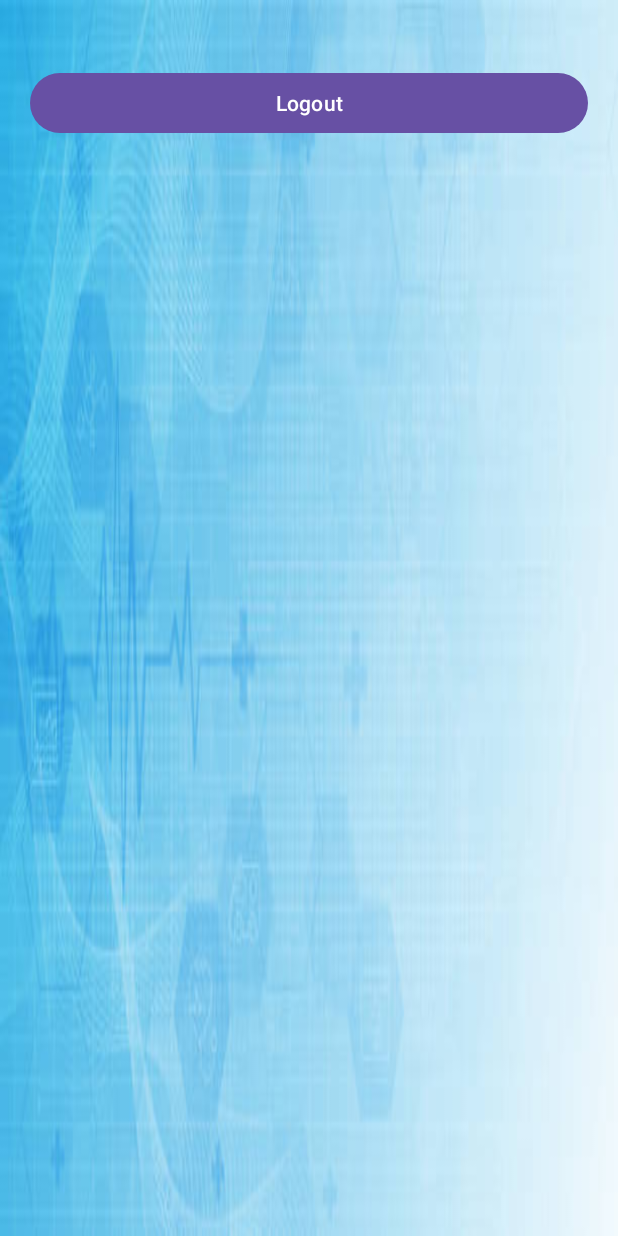
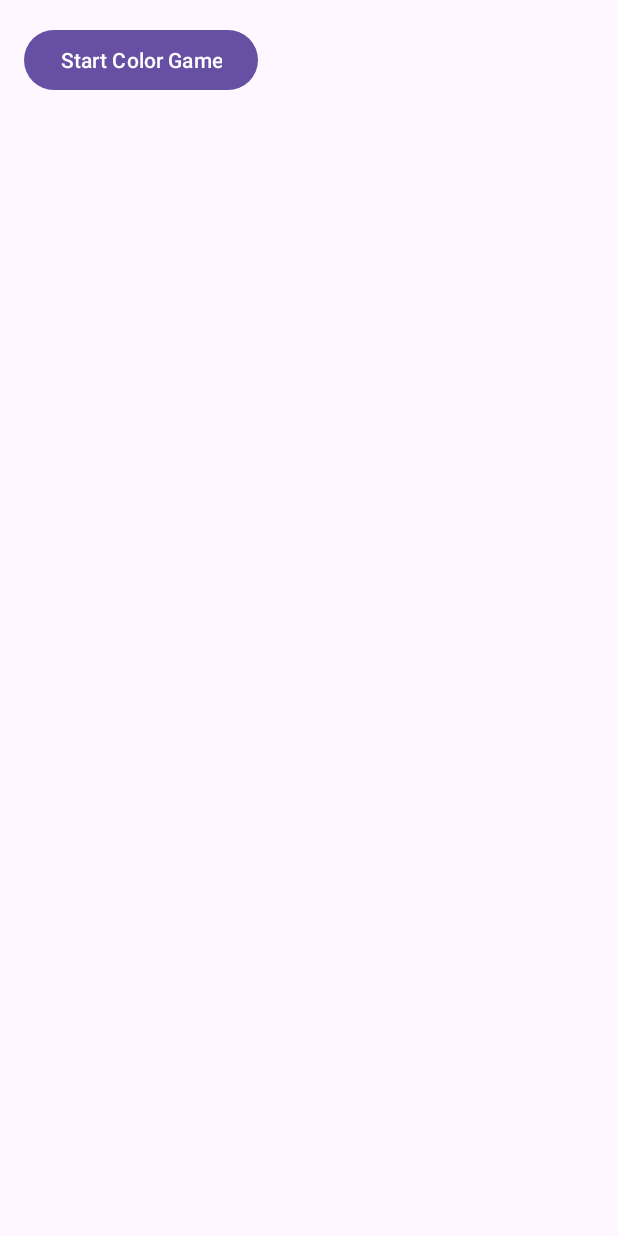
Before and after one commit to SaskPolytechBIS/Vortex_05, an Android app: the layout activity_profile.xml on its own in the app's theme, with its tools: preview values and no code run, on a phone screen of 412 x 824 dp. Run offline under Robolectric (Android 15) with nearby library versions, the light colour scheme and no system bars.

Commit message:
neurocycle game

```diff
--- a/MS.UserProfile/app/src/main/java/com/example/msuserprofile/MainActivity.java
+++ b/MS.UserProfile/app/src/main/java/com/example/msuserprofile/MainActivity.java
@@ -1,4 +1,6 @@
 package com.example.msuserprofile;
+
+
 
 
 
--- a/MS.UserProfile/app/src/main/res/layout/activity_profile.xml
+++ b/MS.UserProfile/app/src/main/res/layout/activity_profile.xml
@@ -1,25 +1,17 @@
-<ScrollView xmlns:android="http://schemas.android.com/apk/res/android"
+<?xml version="1.0" encoding="utf-8"?>
+<LinearLayout xmlns:android="http://schemas.android.com/apk/res/android"
     android:layout_width="match_parent"
     android:layout_height="match_parent"
-    android:background="@drawable/ms"
-    android:padding="20dp">
+    android:orientation="vertical"
+    android:padding="16dp">
 
-    <LinearLayout
-        android:layout_width="match_parent"
+    <!-- Other views like TextViews for profile data -->
+
+    <!-- Button to start the color game -->
+    <Button
+        android:id="@+id/profileDisplay"
+        android:layout_width="wrap_content"
         android:layout_height="wrap_content"
-        android:orientation="vertical">
+        android:text="Start Color Game" />
 
-        <TextView
-            android:id="@+id/profileDisplay"
-            android:layout_width="match_parent"
-            android:layout_height="wrap_content"
-            android:textSize="18sp"
-            android:textColor="#FFFFFF" />
-
-        <Button
-            android:id="@+id/logoutButton"
-            android:layout_width="match_parent"
-            android:layout_height="wrap_content"
-            android:text="Logout" />
-    </LinearLayout>
-</ScrollView>
+</LinearLayout>
```
Also changed, not shown: MS.UserProfile/app/src/main/AndroidManifest.xml (+10 -0 lines), MS.UserProfile/app/src/main/java/com/example/msuserprofile/GameMenuActivity.java (added, +19 -0 lines), MS.UserProfile/app/src/main/java/com/example/msuserprofile/NeuroCycleGameActivity.java (added, +62 -0 lines), MS.UserProfile/app/src/main/java/com/example/msuserprofile/ProfileActivity.java (+7 -3 lines), MS.UserProfile/app/src/main/res/layout/activity_menu_game.xml (added, +22 -0 lines), MS.UserProfile/app/src/main/res/layout/activity_neuro_cycle_game.xml (added, +56 -0 lines).
